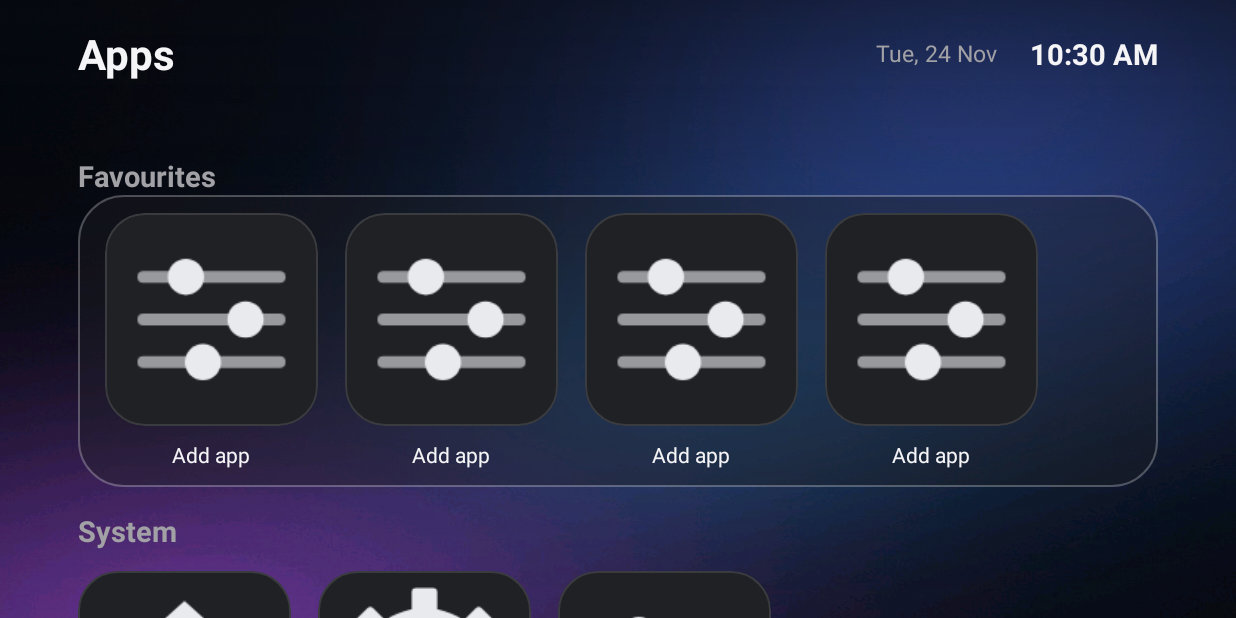
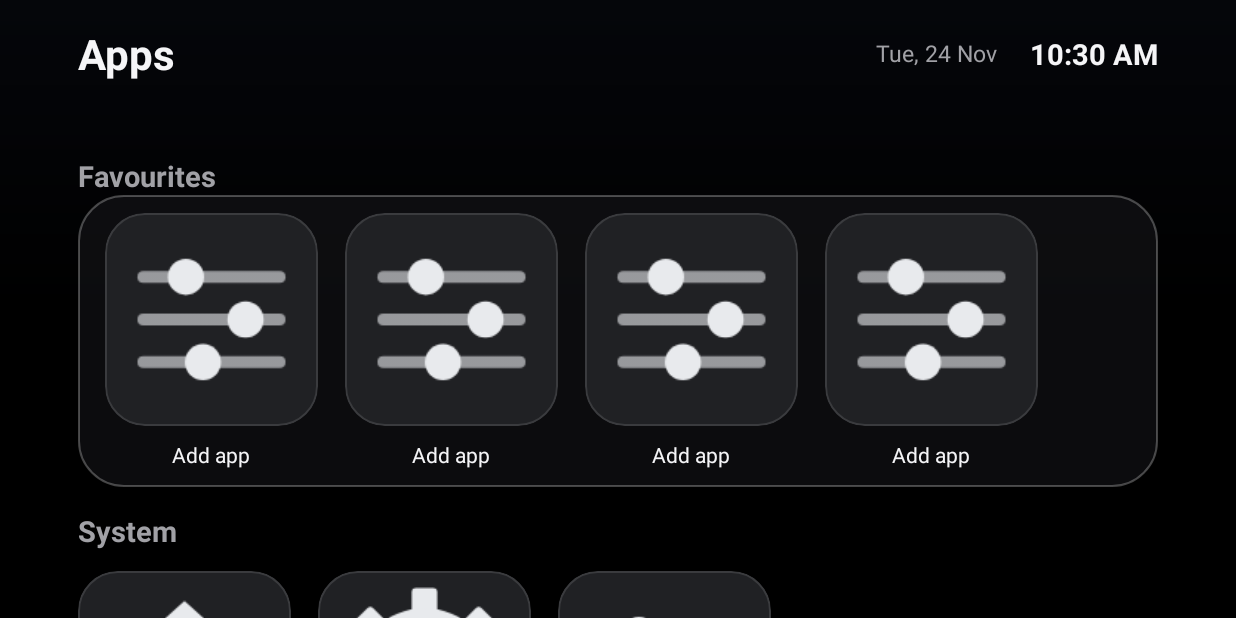
Before and after one commit to ItzmrRohxn/GoogleTV-Home, an Android app: the screen it shows after launch (MainActivity), on a phone screen of 824 x 412 dp (held sideways). Run offline under Robolectric (Android 15) with nearby library versions, the phone set to English and light mode, and no system bars; 4 statements that could not run were skipped.

Commit message:
Redesign home screen with clean Apple TV-inspired dark layout

```diff
--- a/app/src/main/java/com/firelauncher/home/MainActivity.java
+++ b/app/src/main/java/com/firelauncher/home/MainActivity.java
@@ -244,7 +244,7 @@ public class MainActivity extends Activity {
 
     @Override
     public void onBackPressed() {
-        boolean atTop = scroll.getScrollY() < 4 && banner.isFocused();
+        boolean atTop = scroll.getScrollY() < 4 && !tiles.isEmpty() && tiles.get(0).isFocused();
         if (!atTop) {
             goToTop();
             return;
@@ -257,8 +257,8 @@ public class MainActivity extends Activity {
     }
 
     private void goToTop() {
-        banner.requestFocus();
         scroll.smoothScrollTo(0, 0);
+        if (!tiles.isEmpty()) tiles.get(0).requestFocus();
     }
 
     // ------------------------------------------------------------------ images
@@ -276,10 +276,7 @@ public class MainActivity extends Activity {
                     String savedUri = prefs.getWallpaperUri();
                     if (savedUri != null) wall = BitmapUtil.decodeUri(MainActivity.this, Uri.parse(savedUri), wallW, wallH);
                     if (wall == null) wall = loadCustomImage("wallpaper", wallW, wallH);
-                    if (wall == null) {
-                        wall = BitmapUtil.decodeResource(getResources(), R.drawable.wallpaper_default, wallW, wallH);
-                    }
-                    Bitmap ban = loadCustomImage("banner", banW, banH);
+                    Bitmap ban = null;
                     if (ban == null) {
                         ban = BitmapUtil.decodeResource(getResources(), R.drawable.banner_default, banW, banH);
                     }
@@ -291,13 +288,13 @@ public class MainActivity extends Activity {
                             if (destroyed) {
                                 return;
                             }
-                            if (w != null) wallpaperView.setImageBitmap(w);
                             String style = prefs.getWallpaperStyle();
                             if ("ocean".equals(style)) wallpaperView.setImageResource(R.drawable.wallpaper_ocean);
                             else if ("aurora".equals(style)) wallpaperView.setImageResource(R.drawable.wallpaper_aurora);
-                            else if (!"custom".equals(style)) wallpaperView.setImageBitmap(w);
-                            if (b != null) {
-                                bannerImage.setImageBitmap(b);
+                            else if ("custom".equals(style) && w != null) wallpaperView.setImageBitmap(w);
+                            else {
+                                wallpaperView.setImageDrawable(null);
+                                wallpaperView.setBackgroundColor(Color.BLACK);
                             }
                         }
                     });
@@ -416,7 +413,7 @@ public class MainActivity extends Activity {
         addAppsGridRow(apps, rowIndex++);
         addSystemRow(rowIndex);
 
-        updateBanner(byPkg);
+        // Featured banner removed: the app rows are now the home screen.
 
         // Put focus back where the user was, or on the first tile.
         View target = null;
@@ -431,7 +428,7 @@ public class MainActivity extends Activity {
         }
         if (target == null) {
             if (firstBuild || lastFocusKey == null) {
-                target = tiles.isEmpty() ? banner : tiles.get(0);
+                target = tiles.isEmpty() ? null : tiles.get(0);
             }
         }
         if (target != null) {
```
